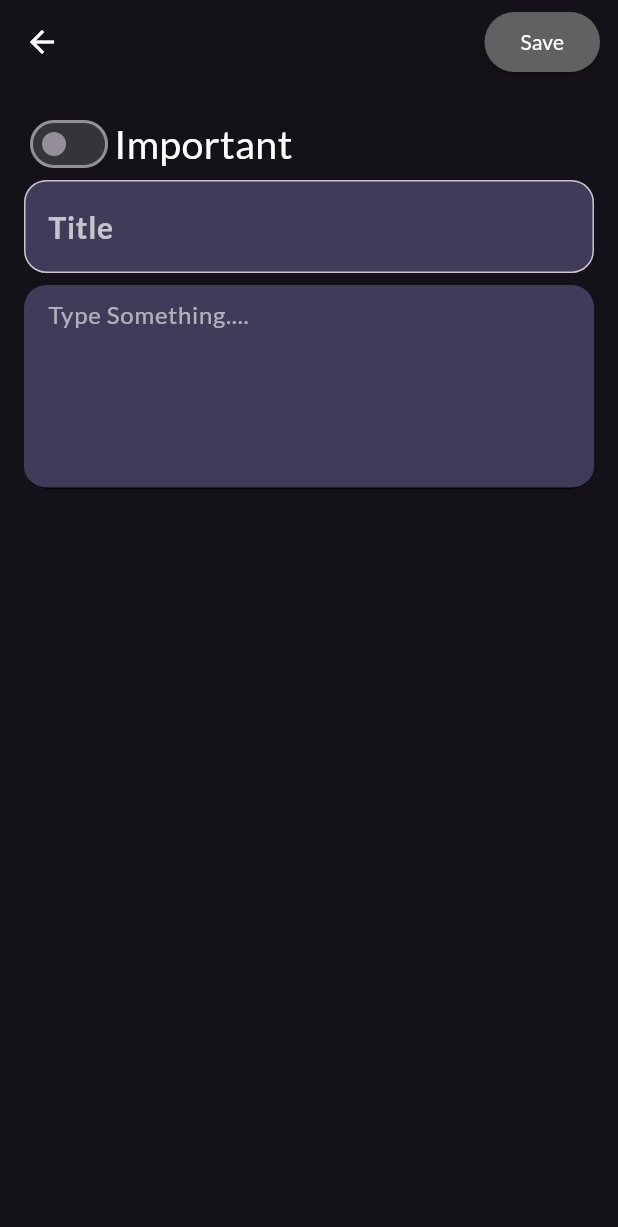
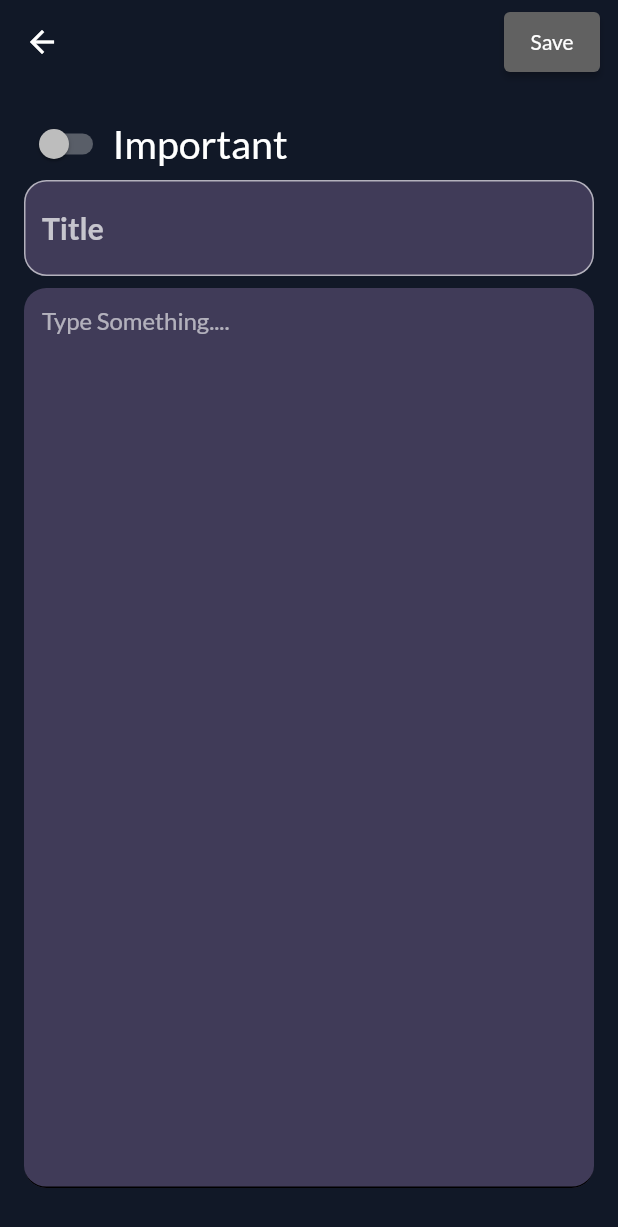
Before and after one commit to achintya-7/your_notes, a Flutter app: the AddEditNotePage screen opened directly, on a phone screen of 412 x 824 dp. Shown: the top 1227 px of the screen. Run offline on Flutter 3.47's test engine with Material 3 defaults, Android fonts, the phone set to English and light mode, and no system bars; our stand-ins replace google_fonts, local_auth, sqflite, velocity_x; accounts and stored records are empty.

Commit message:
[feat] bumped to flutter 3

```diff
--- a/lib/auth/local_auth.dart
+++ b/lib/auth/local_auth.dart
@@ -16,7 +16,7 @@ class LocalAuth {
       return await _auth.authenticate(
         localizedReason: 'Scan Fingerprint to Authenticate',
       );
-    } on PlatformException catch (e) {
+    } on PlatformException {
       return true;
     }
   }
--- a/lib/db/notes_database.dart
+++ b/lib/db/notes_database.dart
@@ -1,8 +1,9 @@
 // ignore_for_file: prefer_const_declarations
 
-import 'package:notesapp/model/note.dart';
 import 'package:path/path.dart' as p;
 import 'package:sqflite/sqflite.dart';
+
+import 'package:notesapp/model/note.dart';
 
 class NoteDatabase {
   static final NoteDatabase instance = NoteDatabase._init();
--- a/lib/main.dart
+++ b/lib/main.dart
@@ -7,14 +7,15 @@ void main() {
 }
 
 class MyApp extends StatelessWidget {
-  const MyApp({Key? key}) : super(key: key);
+  const MyApp({super.key});
 
   // This widget is the root of your application.
   @override
   Widget build(BuildContext context) {
     return MaterialApp(
       debugShowCheckedModeBanner: false,
-      home: NotePageState(),
+
+      home: const NotePageState(),
       theme: Mytheme.darkTheme(context),
     );
   }
--- a/lib/pages/add_edit_note_page.dart
+++ b/lib/pages/add_edit_note_page.dart
@@ -6,7 +6,7 @@ import 'package:notesapp/model/note.dart';
 import 'package:notesapp/widgets/note_form_widget.dart';
 
 class AddEditNotePage extends StatefulWidget {
-  AddEditNotePage({Key? key, this.note}) : super(key: key);
+  AddEditNotePage({super.key, this.note});
 
   final Note? note;
 
--- a/lib/pages/note_detail_page.dart
+++ b/lib/pages/note_detail_page.dart
@@ -7,7 +7,7 @@ import 'package:notesapp/model/note.dart';
 import 'package:notesapp/pages/add_edit_note_page.dart';
 
 class NoteDetailPage extends StatefulWidget {
-  NoteDetailPage({Key? key, required this.noteId}) : super(key: key);
+  NoteDetailPage({super.key, required this.noteId});
 
   final int noteId;
 
--- a/lib/widgets/note_cart_widget.dart
+++ b/lib/widgets/note_cart_widget.dart
@@ -15,10 +15,10 @@ final _lightColors = [
 
 class NoteCardWidget extends StatelessWidget {
   const NoteCardWidget({
-    Key? key,
+    super.key,
     required this.note,
     required this.index,
-  }) : super(key: key);
+  });
 
   final Note note;
   final int index;
--- a/lib/widgets/note_form_widget.dart
+++ b/lib/widgets/note_form_widget.dart
@@ -13,19 +13,18 @@ class NoteFormWidget extends StatelessWidget {
   final ValueChanged<String> onChangedDescription;
 
   const NoteFormWidget({
-    Key? key,
+    super.key,
     this.isImportant,
     this.title,
     this.description,
     required this.onChangedImportant,
     required this.onChangedTitle,
     required this.onChangedDescription,
-  }) : super(key: key);
+  });
 
   @override
   Widget build(BuildContext context) {
-    return SingleChildScrollView(
-      child: Padding(
+    return Padding(
       padding: EdgeInsets.all(16),
       child: Column(
         mainAxisSize: MainAxisSize.min,
@@ -44,7 +43,6 @@ class NoteFormWidget extends StatelessWidget {
           buildDescription(),
           SizedBox(height: 16),
         ],
-        ),
       ),
     );
   }
@@ -84,8 +82,9 @@ class NoteFormWidget extends StatelessWidget {
         onChanged: onChangedTitle,
       );
 
-  Widget buildDescription() => TextFormField(
-        maxLines: 5,
+  Widget buildDescription() => Expanded(
+        child: TextFormField(
+          maxLines: 99999,
           initialValue: description,
           style: TextStyle(color: Colors.white60, fontSize: 16),
           decoration: InputDecoration(
@@ -104,5 +103,6 @@ class NoteFormWidget extends StatelessWidget {
             ),
           ),
           onChanged: onChangedDescription,
+        ),
       );
 }
--- a/lib/widgets/theme.dart
+++ b/lib/widgets/theme.dart
@@ -6,12 +6,10 @@ import 'package:velocity_x/velocity_x.dart';
 
 class Mytheme {
   static ThemeData lightTheme(BuildContext context) => ThemeData(
-        primarySwatch: Colors.deepPurple,
         fontFamily: GoogleFonts.lato().fontFamily,
         cardColor: Colors.white,
         canvasColor: creamColor,
-        buttonColor: darkBluishColor,
-        accentColor: darkBluishColor,
+        brightness: Brightness.light,
         primaryTextTheme: GoogleFonts.latoTextTheme(),
         appBarTheme: AppBarTheme(
           color: Colors.white,
@@ -19,16 +17,15 @@ class Mytheme {
           iconTheme: IconThemeData(color: Colors.black),
           titleTextStyle: TextStyle(color: Colors.black, fontSize: 20),
         ),
+        colorScheme: ColorScheme.fromSwatch(primarySwatch: Colors.deepPurple).copyWith(secondary: darkBluishColor),
       );
 
   static ThemeData darkTheme(BuildContext context) => ThemeData(
+        useMaterial3: false,
         brightness: Brightness.dark,
-        primarySwatch: Colors.deepPurple,
         fontFamily: GoogleFonts.lato().fontFamily,
         cardColor: Colors.black,
         canvasColor: darkcreamColor,
-        buttonColor: purpleBluishColor,
-        accentColor: Colors.white,
         primaryTextTheme: GoogleFonts.latoTextTheme(),
         appBarTheme: AppBarTheme(
           color: Colors.white,
@@ -36,6 +33,7 @@ class Mytheme {
           iconTheme: IconThemeData(color: Colors.white),
           titleTextStyle: TextStyle(color: Colors.white, fontSize: 20),
         ),
+        colorScheme: ColorScheme.fromSwatch(primarySwatch: Colors.deepPurple).copyWith(brightness: Brightness.dark),
       );
 
   //Colors
```
Also changed, not shown: lib/pages/note_page.dart (+13 -21 lines), pubspec.yaml (+7 -6 lines), pubspec.lock, 5 other files. Lines whose indentation alone changed are shown as unchanged.
